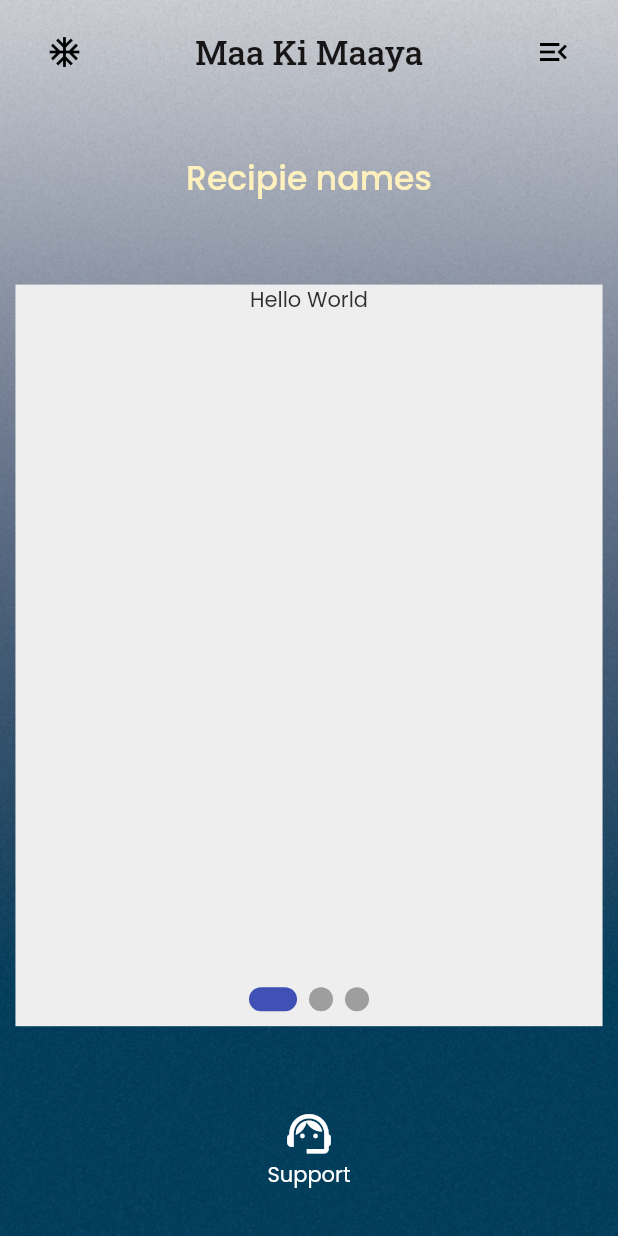
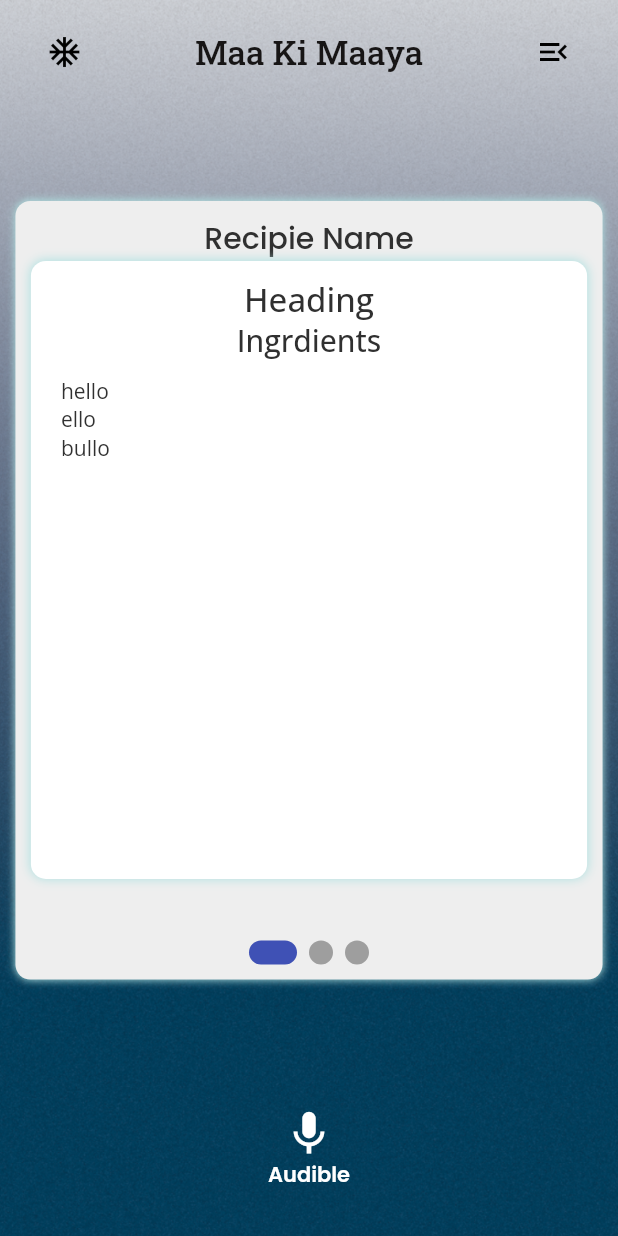
Before and after one commit to subramanyanavada123/rubix22-65-optimise-prime, a Flutter app: the RecipietempWidget screen opened directly, on a phone screen of 412 x 824 dp. Run offline on Flutter 3.47's test engine with Material 2 defaults, Android fonts, the phone set to English and light mode, and no system bars; drawn by our look-alikes of smooth_page_indicator; our stand-ins replace auto_size_text, font_awesome_flutter, google_fonts, page_transition, timeago; missing offline and left inert: json_path.

Commit message:
Updating to latest FlutterFlow output.

```diff
--- a/lib/calender_main/calender_main_widget.dart
+++ b/lib/calender_main/calender_main_widget.dart
@@ -31,7 +31,8 @@ class _CalenderMainWidgetState extends State<CalenderMainWidget> {
                   width: MediaQuery.of(context).size.width * 0.95,
                   height: MediaQuery.of(context).size.height * 0.5,
                   decoration: BoxDecoration(
-                    color: Color(0xFFB4DFF5),
+                    color: Color(0xFFEEF2FF),
+                    borderRadius: BorderRadius.circular(10),
                   ),
                 ),
                 CalenderWidget(),
--- a/lib/components/recipie_component_widget.dart
+++ b/lib/components/recipie_component_widget.dart
@@ -22,35 +22,46 @@ class _RecipieComponentWidgetState extends State<RecipieComponentWidget> {
   @override
   Widget build(BuildContext context) {
     return Container(
-      width: MediaQuery.of(context).size.width * 0.85,
-      height: MediaQuery.of(context).size.height * 0.65,
+      width: MediaQuery.of(context).size.width * 0.9,
+      height: MediaQuery.of(context).size.height * 0.5,
       decoration: BoxDecoration(
         color: FlutterFlowTheme.tertiaryColor,
         boxShadow: [
           BoxShadow(
             blurRadius: 5,
-            color: FlutterFlowTheme.tertiaryColor,
+            color: Color(0xFFAEE1E1),
           )
         ],
-        borderRadius: BorderRadius.circular(30),
+        borderRadius: BorderRadius.circular(10),
       ),
       child: Column(
         mainAxisSize: MainAxisSize.max,
         children: [
-          Text(
+          Padding(
+            padding: EdgeInsetsDirectional.fromSTEB(0, 10, 0, 0),
+            child: Text(
               'Heading',
-            style: FlutterFlowTheme.title2,
+              style: FlutterFlowTheme.title2.override(
+                fontFamily: 'Open Sans',
+              ),
+            ),
           ),
           Text(
             'Ingrdients',
-            style: FlutterFlowTheme.title3,
+            style: FlutterFlowTheme.title3.override(
+              fontFamily: 'Open Sans',
             ),
-          TextFormField(
+          ),
+          Padding(
+            padding: EdgeInsetsDirectional.fromSTEB(10, 10, 10, 10),
+            child: TextFormField(
               controller: textController,
               obscureText: false,
               decoration: InputDecoration(
                 hintText: '[Some hint text...]',
-              hintStyle: FlutterFlowTheme.bodyText1,
+                hintStyle: FlutterFlowTheme.bodyText1.override(
+                  fontFamily: 'Open Sans',
+                ),
                 enabledBorder: UnderlineInputBorder(
                   borderSide: BorderSide(
                     color: Color(0x00000000),
@@ -73,12 +84,11 @@ class _RecipieComponentWidgetState extends State<RecipieComponentWidget> {
                 ),
                 contentPadding: EdgeInsetsDirectional.fromSTEB(10, 0, 0, 0),
               ),
-            style: FlutterFlowTheme.bodyText1,
+              style: FlutterFlowTheme.bodyText1.override(
+                fontFamily: 'Open Sans',
+              ),
               maxLines: 5,
             ),
-          Text(
-            'Steps',
-            style: FlutterFlowTheme.bodyText1,
           ),
         ],
       ),
--- a/lib/recipietemp/recipietemp_widget.dart
+++ b/lib/recipietemp/recipietemp_widget.dart
@@ -1,3 +1,4 @@
+import '../components/recipie_component_widget.dart';
 import '../flutter_flow/flutter_flow_theme.dart';
 import '../flutter_flow/flutter_flow_util.dart';
 import 'package:flutter/material.dart';
@@ -92,21 +93,23 @@ class _RecipietempWidgetState extends State<RecipietempWidget> {
                       ],
                     ),
                   ),
-                  Text(
-                    'Recipie names',
-                    style: FlutterFlowTheme.title2.override(
-                      fontFamily: 'Poppins',
-                      color: Color(0xFFFFF1BD),
-                    ),
-                  ),
                   Row(
                     mainAxisSize: MainAxisSize.max,
                     children: [
-                      Container(
+                      Padding(
+                        padding: EdgeInsetsDirectional.fromSTEB(10, 10, 10, 10),
+                        child: Container(
                           width: MediaQuery.of(context).size.width * 0.95,
-                        height: MediaQuery.of(context).size.height * 0.6,
+                          height: MediaQuery.of(context).size.height * 0.63,
                           decoration: BoxDecoration(
                             color: Color(0xFFEEEEEE),
+                            boxShadow: [
+                              BoxShadow(
+                                blurRadius: 4,
+                                color: Color(0xFFAEE1E1),
+                              )
+                            ],
+                            borderRadius: BorderRadius.circular(10),
                           ),
                           child: Container(
                             width: double.infinity,
@@ -114,8 +117,8 @@ class _RecipietempWidgetState extends State<RecipietempWidget> {
                             child: Stack(
                               children: [
                                 Padding(
-                                padding:
-                                    EdgeInsetsDirectional.fromSTEB(0, 0, 0, 50),
+                                  padding: EdgeInsetsDirectional.fromSTEB(
+                                      0, 0, 0, 50),
                                   child: PageView(
                                     controller: pageViewController ??=
                                         PageController(initialPage: 0),
@@ -124,10 +127,20 @@ class _RecipietempWidgetState extends State<RecipietempWidget> {
                                       Column(
                                         mainAxisSize: MainAxisSize.max,
                                         children: [
-                                        Text(
-                                          'Hello World',
-                                          style: FlutterFlowTheme.bodyText1,
+                                          Padding(
+                                            padding:
+                                                EdgeInsetsDirectional.fromSTEB(
+                                                    0, 10, 0, 0),
+                                            child: Text(
+                                              'Recipie Name',
+                                              style: FlutterFlowTheme.title2
+                                                  .override(
+                                                fontFamily: 'Poppins',
+                                                fontSize: 20,
                                               ),
+                                            ),
+                                          ),
+                                          RecipieComponentWidget(),
                                         ],
                                       ),
                                       Column(
@@ -185,6 +198,7 @@ class _RecipietempWidgetState extends State<RecipietempWidget> {
                             ),
                           ),
                         ),
+                      ),
                     ],
                   ),
                   Padding(
@@ -201,16 +215,17 @@ class _RecipietempWidgetState extends State<RecipietempWidget> {
                               padding:
                                   EdgeInsetsDirectional.fromSTEB(50, 0, 50, 0),
                               child: Icon(
-                                Icons.support_agent_outlined,
+                                Icons.mic,
                                 color: FlutterFlowTheme.tertiaryColor,
                                 size: 35,
                               ),
                             ),
                             Text(
-                              'Support',
+                              'Audible',
                               style: FlutterFlowTheme.bodyText1.override(
                                 fontFamily: 'Poppins',
                                 color: FlutterFlowTheme.tertiaryColor,
+                                fontWeight: FontWeight.w600,
                               ),
                             ),
                           ],
```
Also changed, not shown: lib/link/link_widget.dart (+2 -8 lines), lib/recipie/recipie_widget.dart (deleted, +0 -189 lines), lib/scan1/scan1_widget.dart (+1 -13 lines). Lines whose indentation alone changed are shown as unchanged.
